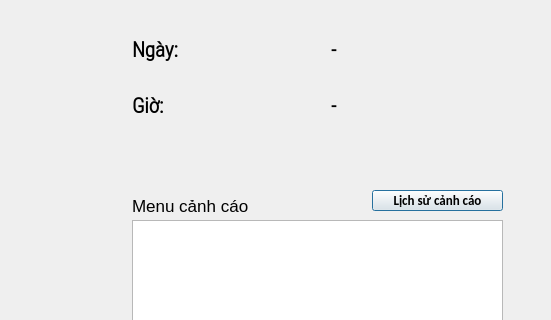
The window that window.ui (THND19-22/AI-Cheating-Denfender) describes before a commit, drawn with Qt 5; both pictures show x 728 to 1279 and y 0 to 320 of the 1279 by 652 pixel window.
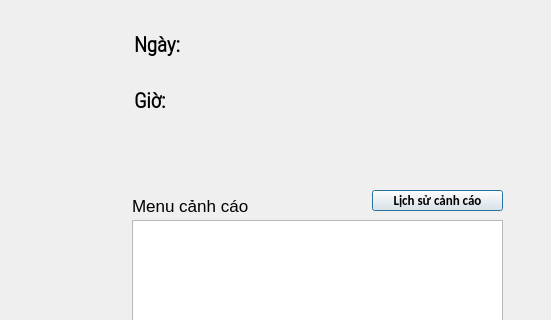
The same window after the commit. Icons and pictures are not drawn.

Commit message: Add multiple detection support

Patch:
```diff
--- a/window.ui
+++ b/window.ui
@@ -68,156 +68,6 @@
     <string/>
    </property>
   </widget>
-  <widget class="QWidget" name="gridLayoutWidget">
-   <property name="geometry">
-    <rect>
-     <x>860</x>
-     <y>24</y>
-     <width>391</width>
-     <height>111</height>
-    </rect>
-   </property>
-   <layout class="QGridLayout" name="gridLayout_2">
-    <property name="bottomMargin">
-     <number>4</number>
-    </property>
-    <item row="1" column="0">
-     <widget class="QLabel" name="label_2">
-      <property name="font">
-       <font>
-        <family>Roboto Condensed Light</family>
-        <pointsize>16</pointsize>
-        <weight>75</weight>
-        <bold>true</bold>
-       </font>
-      </property>
-      <property name="text">
-       <string>Giờ:</string>
-      </property>
-     </widget>
-    </item>
-    <item row="1" column="1">
-     <widget class="QLabel" name="Time_Label">
-      <property name="font">
-       <font>
-        <family>Roboto Condensed Light</family>
-        <pointsize>15</pointsize>
-        <weight>75</weight>
-        <bold>true</bold>
-       </font>
-      </property>
-      <property name="text">
-       <string>-</string>
-      </property>
-     </widget>
-    </item>
-    <item row="0" column="1">
-     <widget class="QLabel" name="Date_Label">
-      <property name="font">
-       <font>
-        <family>Roboto Condensed Light</family>
-        <pointsize>15</pointsize>
-        <weight>75</weight>
-        <bold>true</bold>
-       </font>
-      </property>
-      <property name="text">
-       <string>-</string>
-      </property>
-     </widget>
-    </item>
-    <item row="0" column="0">
-     <widget class="QLabel" name="label">
-      <property name="font">
-       <font>
-        <family>Roboto Condensed Light</family>
-        <pointsize>16</pointsize>
-        <weight>75</weight>
-        <bold>true</bold>
-       </font>
-      </property>
-      <property name="text">
-       <string>Ngày:</string>
-      </property>
-     </widget>
-    </item>
-   </layout>
-  </widget>
-  <widget class="QListWidget" name="Warnings_List">
-   <property name="geometry">
-    <rect>
-     <x>860</x>
-     <y>220</y>
-     <width>371</width>
-     <height>331</height>
-    </rect>
-   </property>
-   <property name="font">
-    <font>
-     <pointsize>12</pointsize>
-    </font>
-   </property>
-   <item>
-    <property name="text">
-     <string/>
-    </property>
-    <property name="background">
-     <brush brushstyle="SolidPattern">
-      <color alpha="255">
-       <red>255</red>
-       <green>255</green>
-       <blue>255</blue>
-      </color>
-     </brush>
-    </property>
-    <property name="foreground">
-     <brush brushstyle="NoBrush">
-      <color alpha="255">
-       <red>0</red>
-       <green>0</green>
-       <blue>0</blue>
-      </color>
-     </brush>
-    </property>
-   </item>
-   <item>
-    <property name="text">
-     <string/>
-    </property>
-    <property name="background">
-     <brush brushstyle="SolidPattern">
-      <color alpha="255">
-       <red>255</red>
-       <green>255</green>
-       <blue>255</blue>
-      </color>
-     </brush>
-    </property>
-    <property name="foreground">
-     <brush brushstyle="NoBrush">
-      <color alpha="255">
-       <red>0</red>
-       <green>0</green>
-       <blue>0</blue>
-      </color>
-     </brush>
-    </property>
-   </item>
-   <item>
-    <property name="text">
-     <string/>
-    </property>
-    <property name="background">
-     <brush brushstyle="SolidPattern">
-      <color alpha="255">
-       <red>255</red>
-       <green>255</green>
-       <blue>255</blue>
-      </color>
-     </brush>
-    </property>
-   </item>
-  </widget>
   <widget class="QLabel" name="label_3">
    <property name="geometry">
     <rect>
@@ -275,6 +125,109 @@
     <string>Cài đặt</string>
    </property>
   </widget>
+  <widget class="QTreeWidget" name="Warnings_List">
+   <property name="geometry">
+    <rect>
+     <x>860</x>
+     <y>220</y>
+     <width>371</width>
+     <height>331</height>
+    </rect>
+   </property>
+   <property name="accessibleName">
+    <string/>
+   </property>
+   <property name="showDropIndicator" stdset="0">
+    <bool>false</bool>
+   </property>
+   <attribute name="headerVisible">
+    <bool>false</bool>
+   </attribute>
+  </widget>
+  <widget class="QLabel" name="Date_Label">
+   <property name="geometry">
+    <rect>
+     <x>940</x>
+     <y>20</y>
+     <width>311</width>
+     <height>50</height>
+    </rect>
+   </property>
+   <property name="font">
+    <font>
+     <family>Roboto Condensed Light</family>
+     <pointsize>15</pointsize>
+     <weight>75</weight>
+     <bold>true</bold>
+    </font>
+   </property>
+   <property name="text">
+    <string/>
+   </property>
+  </widget>
+  <widget class="QLabel" name="label_2">
+   <property name="geometry">
+    <rect>
+     <x>862</x>
+     <y>76</y>
+     <width>192</width>
+     <height>50</height>
+    </rect>
+   </property>
+   <property name="font">
+    <font>
+     <family>Roboto Condensed Light</family>
+     <pointsize>16</pointsize>
+     <weight>75</weight>
+     <bold>true</bold>
+    </font>
+   </property>
+   <property name="text">
+    <string>Giờ:</string>
+   </property>
+  </widget>
+  <widget class="QLabel" name="Time_Label">
+   <property name="geometry">
+    <rect>
+     <x>920</x>
+     <y>76</y>
+     <width>331</width>
+     <height>50</height>
+    </rect>
+   </property>
+   <property name="font">
+    <font>
+     <family>Roboto Condensed Light</family>
+     <pointsize>15</pointsize>
+     <weight>75</weight>
+     <bold>true</bold>
+    </font>
+   </property>
+   <property name="text">
+    <string/>
+   </property>
+  </widget>
+  <widget class="QLabel" name="label">
+   <property name="geometry">
+    <rect>
+     <x>862</x>
+     <y>20</y>
+     <width>192</width>
+     <height>50</height>
+    </rect>
+   </property>
+   <property name="font">
+    <font>
+     <family>Roboto Condensed Light</family>
+     <pointsize>16</pointsize>
+     <weight>75</weight>
+     <bold>true</bold>
+    </font>
+   </property>
+   <property name="text">
+    <string>Ngày:</string>
+   </property>
+  </widget>
  </widget>
  <resources/>
  <connections/>
```
The commit also changes 1 other file.
